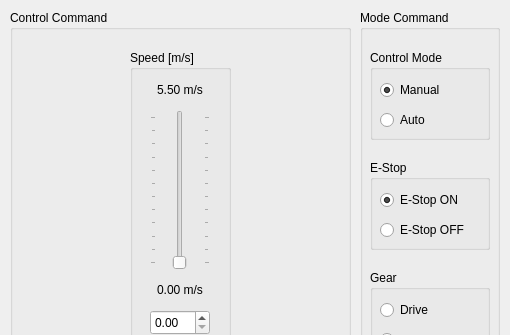
This is src/t870_rqt_plugin/ui/control_panel.ui in mingminQ/t870_ros as Qt 5 draws it before an edit; both pictures show x 0 to 510 and y 0 to 335 of the 510 by 540 pixel window. The edited form follows.
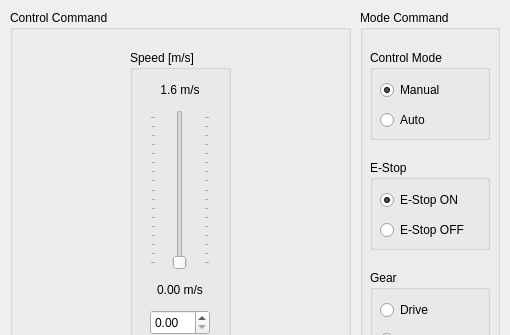
This is the edited form.

Commit message: RQT Plugin GUI edited

What changed in the file:
```diff
--- a/src/t870_rqt_plugin/ui/control_panel.ui
+++ b/src/t870_rqt_plugin/ui/control_panel.ui
@@ -227,7 +227,7 @@
        </rect>
       </property>
       <property name="maximum">
-       <number>55</number>
+       <number>16</number>
       </property>
       <property name="orientation">
        <enum>Qt::Vertical</enum>
@@ -236,7 +236,7 @@
        <enum>QSlider::TicksBothSides</enum>
       </property>
       <property name="tickInterval">
-       <number>5</number>
+       <number>1</number>
       </property>
      </widget>
      <widget class="QDoubleSpinBox" name="speed_spin_box">
@@ -259,7 +259,7 @@
        </rect>
       </property>
       <property name="text">
-       <string>5.50 m/s</string>
+       <string>1.6 m/s</string>
       </property>
       <property name="alignment">
        <set>Qt::AlignCenter</set>
```
The commit also changes 1 other file.
